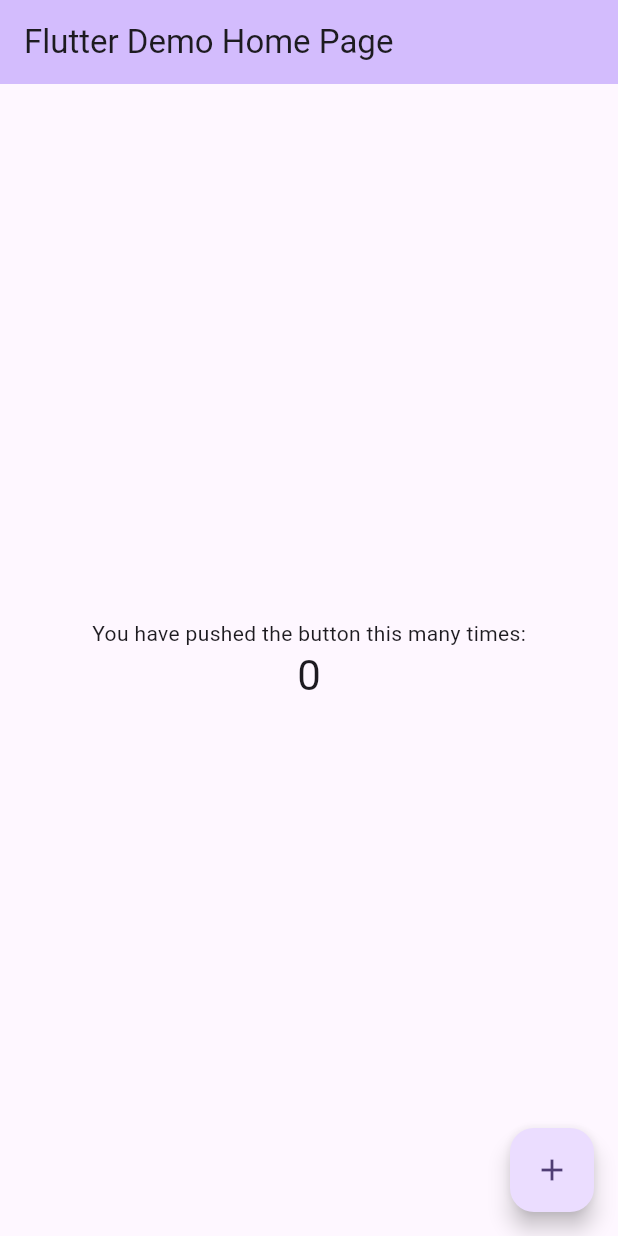
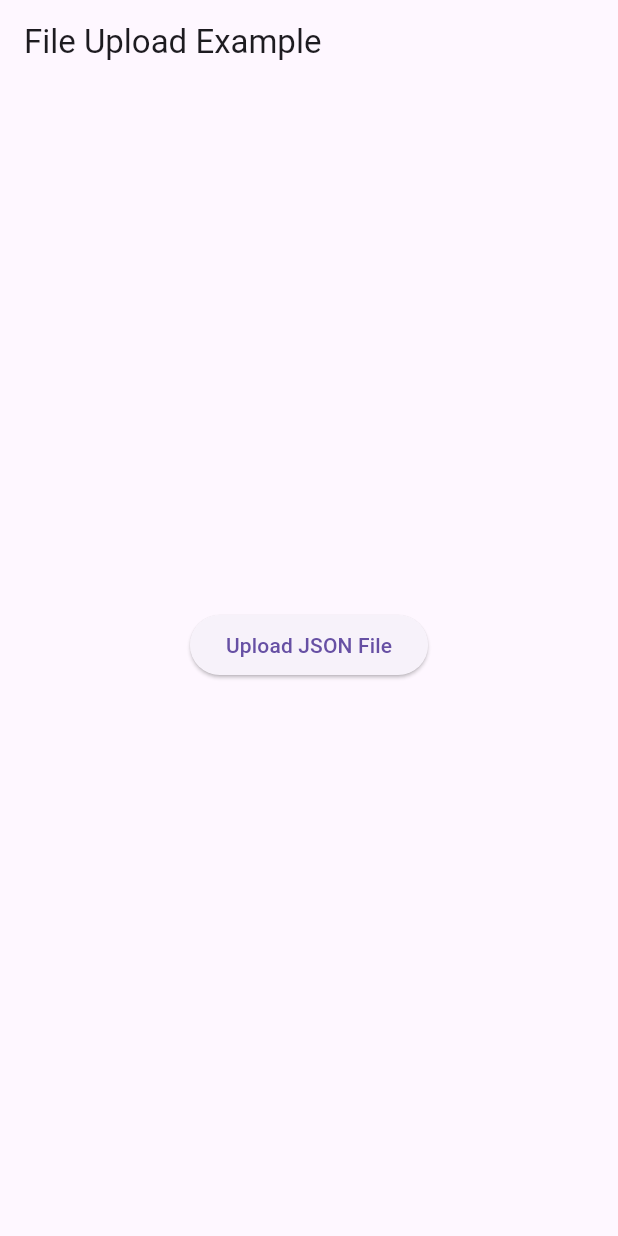
Before and after one commit to AvgBlue/dl_custom_print_maker, a Flutter app: the screen it shows after launch, on a phone screen of 412 x 824 dp. Run offline on Flutter 3.47's test engine with Material 3 defaults, Android fonts, the light colour scheme and no system bars; our stand-ins replace file_picker.

Commit message:
added a fileuplad button

```diff
--- /dev/null
+++ b/lib/file_upload_button.dart
@@ -0,0 +1,35 @@
+// file_upload_button.dart
+import 'package:flutter/material.dart';
+import 'package:file_picker/file_picker.dart';
+
+class FileUploadButton extends StatelessWidget {
+  final void Function(String? fileName, String? fileContent) onFileSelected;
+
+  const FileUploadButton({required this.onFileSelected, super.key});
+
+  Future<void> pickFile() async {
+    FilePickerResult? result = await FilePicker.platform.pickFiles(
+      type: FileType.custom,
+      allowedExtensions: ['json'], // Specify JSON file type
+    );
+
+    if (result != null) {
+      PlatformFile file = result.files.first;
+      String fileName = file.name;
+      String fileContent =
+          String.fromCharCodes(file.bytes!); // Get file content
+
+      onFileSelected(fileName, fileContent); // Pass both file name and content
+    } else {
+      onFileSelected('No file selected', null); // No file selected
+    }
+  }
+
+  @override
+  Widget build(BuildContext context) {
+    return ElevatedButton(
+      onPressed: pickFile,
+      child: const Text('Upload JSON File'),
+    );
+  }
+}
--- a/lib/main.dart
+++ b/lib/main.dart
@@ -1,125 +1,52 @@
 import 'package:flutter/material.dart';
+import 'file_upload_button.dart';
 
 void main() {
-  runApp(const MyApp());
+  runApp(MyApp());
 }
 
 class MyApp extends StatelessWidget {
-  const MyApp({super.key});
-
-  // This widget is the root of your application.
   @override
   Widget build(BuildContext context) {
     return MaterialApp(
-      title: 'Flutter Demo',
-      theme: ThemeData(
-        // This is the theme of your application.
-        //
-        // TRY THIS: Try running your application with "flutter run". You'll see
-        // the application has a purple toolbar. Then, without quitting the app,
-        // try changing the seedColor in the colorScheme below to Colors.green
-        // and then invoke "hot reload" (save your changes or press the "hot
-        // reload" button in a Flutter-supported IDE, or press "r" if you used
-        // the command line to start the app).
-        //
-        // Notice that the counter didn't reset back to zero; the application
-        // state is not lost during the reload. To reset the state, use hot
-        // restart instead.
-        //
-        // This works for code too, not just values: Most code changes can be
-        // tested with just a hot reload.
-        colorScheme: ColorScheme.fromSeed(seedColor: Colors.deepPurple),
-        useMaterial3: true,
-      ),
-      home: const MyHomePage(title: 'Flutter Demo Home Page'),
+      title: 'File Upload Example',
+      home: FileUploadScreen(),
     );
   }
 }
 
-class MyHomePage extends StatefulWidget {
-  const MyHomePage({super.key, required this.title});
-
-  // This widget is the home page of your application. It is stateful, meaning
-  // that it has a State object (defined below) that contains fields that affect
-  // how it looks.
-
-  // This class is the configuration for the state. It holds the values (in this
-  // case the title) provided by the parent (in this case the App widget) and
-  // used by the build method of the State. Fields in a Widget subclass are
-  // always marked "final".
-
-  final String title;
-
+class FileUploadScreen extends StatefulWidget {
   @override
-  State<MyHomePage> createState() => _MyHomePageState();
+  State<FileUploadScreen> createState() => _FileUploadScreenState();
 }
 
-class _MyHomePageState extends State<MyHomePage> {
-  int _counter = 0;
+class _FileUploadScreenState extends State<FileUploadScreen> {
+  String? fileName;
+  String? fileContent;
 
-  void _incrementCounter() {
+  void updateFileName(String? name, String? content) {
     setState(() {
-      // This call to setState tells the Flutter framework that something has
-      // changed in this State, which causes it to rerun the build method below
-      // so that the display can reflect the updated values. If we changed
-      // _counter without calling setState(), then the build method would not be
-      // called again, and so nothing would appear to happen.
-      _counter++;
+      fileName = name;
+      fileContent = content;
     });
   }
 
   @override
   Widget build(BuildContext context) {
-    // This method is rerun every time setState is called, for instance as done
-    // by the _incrementCounter method above.
-    //
-    // The Flutter framework has been optimized to make rerunning build methods
-    // fast, so that you can just rebuild anything that needs updating rather
-    // than having to individually change instances of widgets.
     return Scaffold(
       appBar: AppBar(
-        // TRY THIS: Try changing the color here to a specific color (to
-        // Colors.amber, perhaps?) and trigger a hot reload to see the AppBar
-        // change color while the other colors stay the same.
-        backgroundColor: Theme.of(context).colorScheme.inversePrimary,
-        // Here we take the value from the MyHomePage object that was created by
-        // the App.build method, and use it to set our appbar title.
-        title: Text(widget.title),
+        title: Text('File Upload Example'),
       ),
       body: Center(
-        // Center is a layout widget. It takes a single child and positions it
-        // in the middle of the parent.
         child: Column(
-          // Column is also a layout widget. It takes a list of children and
-          // arranges them vertically. By default, it sizes itself to fit its
-          // children horizontally, and tries to be as tall as its parent.
-          //
-          // Column has various properties to control how it sizes itself and
-          // how it positions its children. Here we use mainAxisAlignment to
-          // center the children vertically; the main axis here is the vertical
-          // axis because Columns are vertical (the cross axis would be
-          // horizontal).
-          //
-          // TRY THIS: Invoke "debug painting" (choose the "Toggle Debug Paint"
-          // action in the IDE, or press "p" in the console), to see the
-          // wireframe for each widget.
           mainAxisAlignment: MainAxisAlignment.center,
           children: <Widget>[
-            const Text(
-              'You have pushed the button this many times:',
-            ),
-            Text(
-              '$_counter',
-              style: Theme.of(context).textTheme.headlineMedium,
-            ),
+            FileUploadButton(onFileSelected: updateFileName),
+            SizedBox(height: 20),
+            if (fileName != null) Text('Selected File: $fileName'),
           ],
         ),
       ),
-      floatingActionButton: FloatingActionButton(
-        onPressed: _incrementCounter,
-        tooltip: 'Increment',
-        child: const Icon(Icons.add),
-      ), // This trailing comma makes auto-formatting nicer for build methods.
     );
   }
 }
--- a/pubspec.yaml
+++ b/pubspec.yaml
@@ -35,6 +35,8 @@ dependencies:
   # The following adds the Cupertino Icons font to your application.
   # Use with the CupertinoIcons class for iOS style icons.
   cupertino_icons: ^1.0.8
+
+  file_picker: ^5.2.5
 
 dev_dependencies:
   flutter_test:
```
Also changed, not shown: pubspec.lock.
